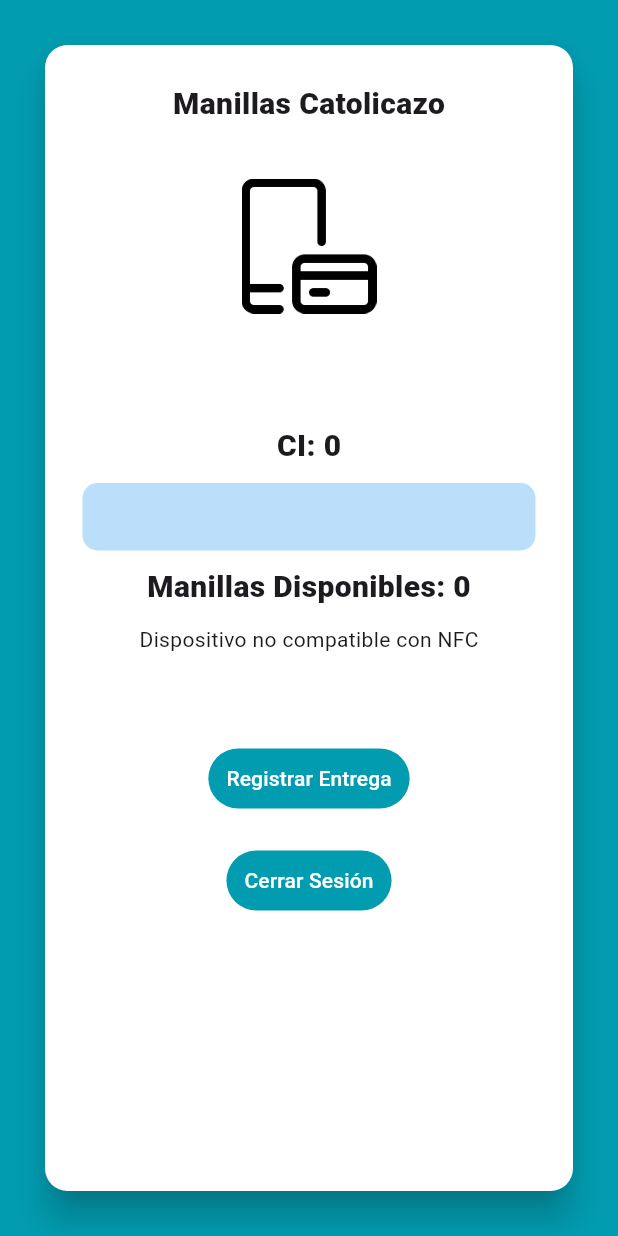
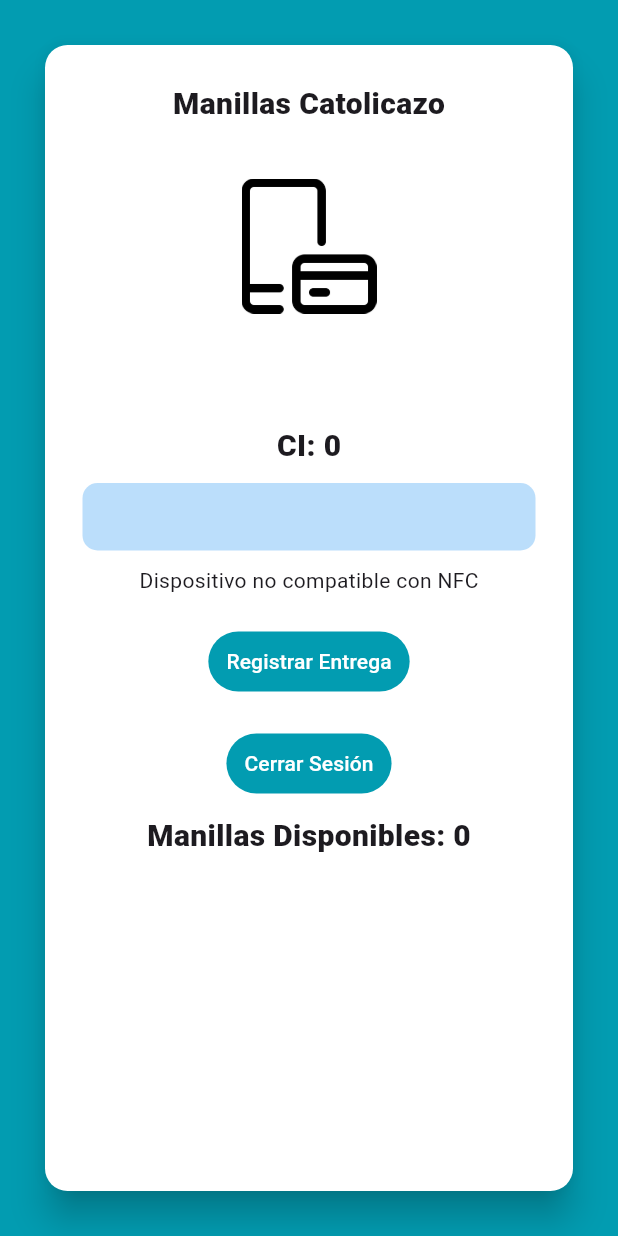
Before and after one commit to MarceloZeballos1/nfc_reader, a Flutter app: the NFCScreen screen opened by its route, after a tap on "Registrar Entrega", on a phone screen of 412 x 824 dp. Run offline on Flutter 3.47's test engine with Material 3 defaults, Android fonts, the phone set to English and light mode, and no system bars; our stand-ins replace dio, firebase_auth, firebase_core, flutter_native_splash; missing offline and left inert: flutter_nfc_kit; accounts and stored records are empty; network calls fail; statements that could not run were skipped.

Commit message:
Beta 1.0

```diff
--- a/lib/nfc.dart
+++ b/lib/nfc.dart
@@ -87,6 +87,7 @@ class _NFCScreenState extends State<NFCScreen> {
 
         if (nfcData != null) {
           _usersData(decimalId);
+
         }
 
         // Your logic after reading the tag (optional)
@@ -178,6 +179,7 @@ class _NFCScreenState extends State<NFCScreen> {
           _celular = celular;
           _tipo = tipo;
         });
+        print('1primero $_ci*********************');
       } else if (response.statusCode == 500) {
         final Map<String, dynamic> data = response.data;
         final error = data['error'];
@@ -199,33 +201,45 @@ class _NFCScreenState extends State<NFCScreen> {
   }
 
   Future<void> _userRegister(
-      int idPersona, String nombre, int idUser, int idParty) async {
+      dynamic idPersona, dynamic nombre, int idUser, int idParty) async {
     try {
       final Dio dio = Dio();
       dio.options.headers['Authorization'] = 'Bearer ${widget.token}';
-
+      print(_nombre);
       final response = await dio.post(
-        'https://clltzu4lo00aapmcgijm5df3y-keys-nfc.api.dev.404.codes/api/cards/add/',
+        'https://clltzu4lo00aapmcgijm5df3y-keys-nfc.api.dev.404.codes/api/cards/add',
         data: {
-          'idPersona': idPersona,
-          'nombre': nombre,
+          'idPersona': _ci, // Usamos la información de _userData
+          'nombre': _nombre,
           'idUser': widget.idUser,
           'idParty': idParty
         },
       );
 
+      await _usersData(decimalId);
+
       if (response.statusCode == 200) {
         final Map<String, dynamic> data = response.data;
-        final status = data['status'];
+        final int status = data['status'];
+
+        print('widget.idUser: ${widget.idUser}');
+        print('_ci: $_ci');
+        print('_nombre: $_nombre');
+        print('idParty: $idParty');
+
+        if (status == 0) {
+          _comprobacion = 'Se registró correctamente al estudiante';
+        } else if (status == 1) {
+          _comprobacion = 'El estudiante ya cuenta con una manilla';
+        }
 
         setState(() {
           _status = status;
-          if (_status == 0) {
-            _comprobacion = 'Se registró correctamente al estudiante';
-          } else if (_status == 1) {
-            _comprobacion = 'El estudiante ya cuenta con una manilla';
-          }
+          _available = _available;
         });
+      } else {
+        // Maneja la recuperación fallida de datos del usuario (por ejemplo, muestra un mensaje de error)
+        print('Error al recuperar datos del usuario');
       }
     } catch (_status) {
       print('ERORRRRRRRRRRRRRRRRRRRRRRRRR $_status');
@@ -311,42 +325,34 @@ class _NFCScreenState extends State<NFCScreen> {
                     ),
                     const SizedBox(height: 10),
                     Text(
-                      'Manillas Disponibles: $_available', //Contador
-                      style: const TextStyle(
-                        fontSize: 20,
-                        fontWeight: FontWeight.w900,
-                      ),
-                    ),
-                    const SizedBox(height: 10),
-                    Text(
                       nfcData, //Mostrar error o estado
                       style: const TextStyle(
                         fontSize: 14,
                         fontWeight: FontWeight.w400,
                       ),
                     ),
-                    const SizedBox(height: 10),
-                    Text(
-                      _comprobacion, //Mostrar error o estado
-                      style: const TextStyle(
-                        fontSize: 20,
-                        fontWeight: FontWeight.w900,
-                      ),
-                    ),
                     const SizedBox(height: 20),
                     Center(
-                      child: TextButton(
+                      child: Column(
+                        children: [
+                          TextButton(
                             onPressed: () async {
-                          _userRegister;
+                              await _userRegister(
+                                  _ci, _nombre, widget.idUser, idParty);
+                              _counter(widget.idUser);
+                              setState(() {
+
+                              });
                             },
                             style: TextButton.styleFrom(
                               backgroundColor: Color.fromARGB(255, 2, 156, 177),
-                          // Adjust padding and text size as needed
                             ),
                             child: const Text(
                               'Registrar Entrega',
                               style: TextStyle(color: Colors.white),
                             ),
+                          ),
+                        ],
                       ),
                     ),
                     const SizedBox(height: 20),
@@ -371,6 +377,24 @@ class _NFCScreenState extends State<NFCScreen> {
                           'Cerrar Sesión',
                           style: TextStyle(color: Colors.white),
                         ),
+                      ),
+
+                    ),
+                    const SizedBox(height: 10),
+                      Text(
+                        'Manillas Disponibles: $_available', //Contador
+                        style: const TextStyle(
+                          fontSize: 20,
+                          fontWeight: FontWeight.w900,
+                        ),
+                      ),
+                      const SizedBox(height: 10),
+                    Text(
+                      _comprobacion, //Mostrar error o estado
+                      style: const TextStyle(
+                        color: Colors.red,
+                        fontSize: 20,
+                        fontWeight: FontWeight.w900,
                       ),
                     ),
 
```
Also changed, not shown: pubspec.yaml (+4 -7 lines), assets/icon/logo.png (added), pubspec.lock, 27 other files. Lines whose indentation alone changed are shown as unchanged.
